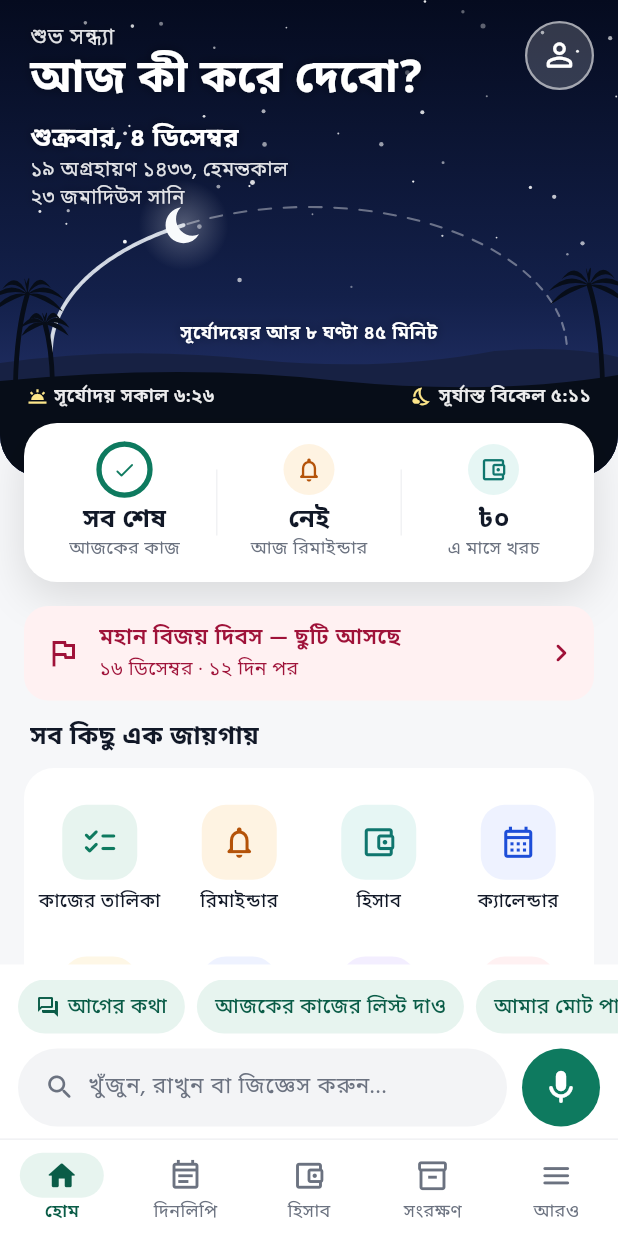
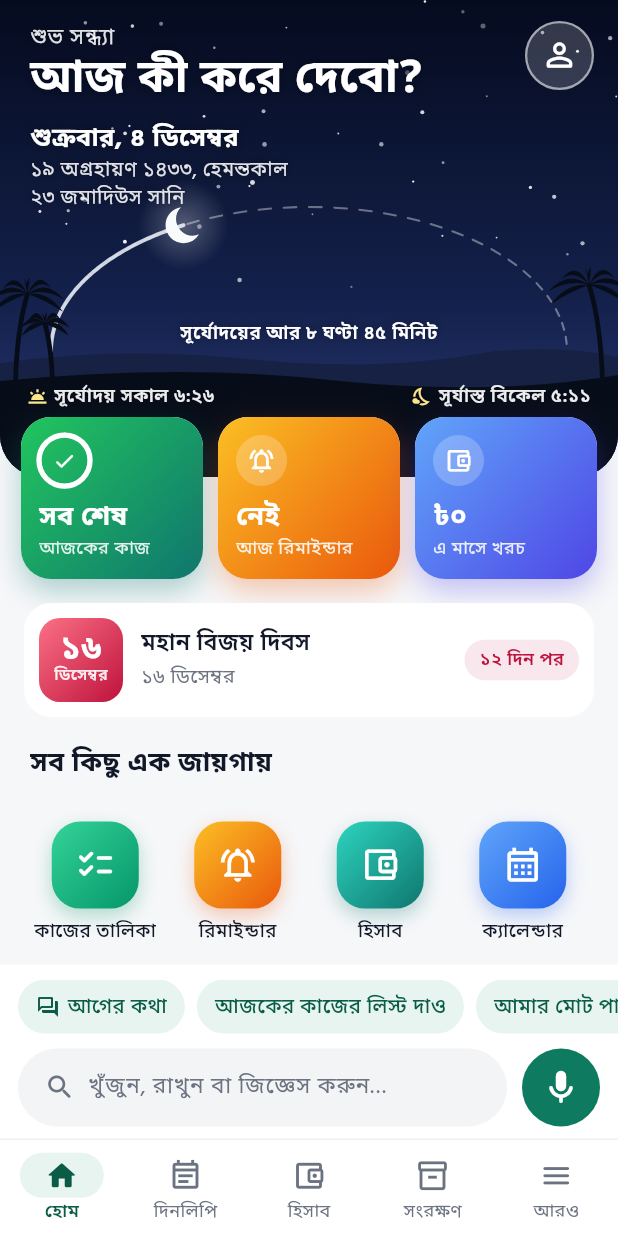
Before and after one commit to iamsaifsaiful/digital_brain, a Flutter app: the HomeShell screen opened directly, on a phone screen of 412 x 824 dp. Run offline on Flutter 3.47's test engine with Material 3 defaults, Android fonts, the phone set to English and light mode, and no system bars; our stand-ins replace clock, flutter_local_notifications, flutter_secure_storage, flutter_tts, image_picker, local_auth and 3 more; missing offline and left inert: cryptography, file_selector; accounts and stored records are empty; network calls fail.

Commit message:
v2.17.2: home below the sky — bright tiles for today, ticket for the holiday, app-style menu icons, compact first steps, today's list on a card
Co-Authored-By: Claude Opus 5.5 <noreply@anthropic.com>
Claude-Session: https://claude.ai/code/session_01Nu14b7cdnEN47YuWkEga1M

```diff
--- a/lib/screens/home_page.dart
+++ b/lib/screens/home_page.dart
@@ -66,47 +66,59 @@ class HomePage extends StatelessWidget {
     final top = MediaQuery.of(context).padding.top;
     final first = brain.userName.trim().isEmpty ? '' : brain.userName.trim().split(' ').first;
 
-    // Most used first: the day's work, then money, then the rest.
+    // Most used first: the day's work, then money, then the rest. Twelve,
+    // so the grid is full (মেসেজ থেকে কাজ lives in সংরক্ষণ).
     final shortcuts = <(String, IconData, Color, Color, VoidCallback)>[
-      (tr('কাজের তালিকা'), Icons.checklist_rounded, C.green, C.greenTint, () => goToTab(context, ShellTab.diary)),
-      (tr('রিমাইন্ডার'), Icons.notifications_none_rounded, C.orange, C.orangeTint, () => push(const AllTasksScreen())),
-      (tr('হিসাব'), Icons.account_balance_wallet_outlined, C.teal, C.tealTint, () => goToTab(context, ShellTab.money)),
-      (tr('ক্যালেন্ডার'), Icons.calendar_month_outlined, C.blue, C.blueTint, () => push(const CalendarScreen())),
-      (tr('নোট'), Icons.sticky_note_2_outlined, C.ochre, C.ochreTint, () => push(const NotesScreen())),
-      (tr('ডকুমেন্টস'), Icons.folder_copy_outlined, C.blue, C.blueTint, () => push(const DocsScreen())),
-      (tr('যোগাযোগ'), Icons.call_outlined, C.purple, C.purpleTint, () => push(const CallsScreen())),
-      (tr('স্বাস্থ্য'), Icons.favorite_border_rounded, C.rose, C.roseTint, () => push(const HealthScreen())),
-      (tr('অ্যালার্ম'), Icons.alarm_rounded, C.orange, C.orangeTint, () => push(const AlarmsScreen())),
-      (tr('পাসওয়ার্ড'), Icons.lock_outline_rounded, C.ink, C.soft, () => push(const VaultPage())),
-      (tr('অনুরোধ'), Icons.bloodtype_outlined, C.rose, C.roseTint, () => push(const RequestsScreen())),
-      if (brain.inboxSupported) (tr('মেসেজ থেকে কাজ'), Icons.mark_chat_unread_outlined, C.green, C.greenTint, () => push(const InboxScreen())),
-      (tr('প্রো ভার্সন'), Icons.workspace_premium_outlined, C.ochre, C.ochreTint, () => push(const ProScreen())),
+      (tr('কাজের তালিকা'), Icons.checklist_rounded, const Color(0xFF34D399), const Color(0xFF059669), () => goToTab(context, ShellTab.diary)),
+      (tr('রিমাইন্ডার'), Icons.notifications_active_outlined, const Color(0xFFFBBF24), const Color(0xFFEA580C), () => push(const AllTasksScreen())),
+      (tr('হিসাব'), Icons.account_balance_wallet_outlined, const Color(0xFF2DD4BF), const Color(0xFF0F766E), () => goToTab(context, ShellTab.money)),
+      (tr('ক্যালেন্ডার'), Icons.calendar_month_outlined, const Color(0xFF60A5FA), const Color(0xFF2563EB), () => push(const CalendarScreen())),
+      (tr('নোট'), Icons.sticky_note_2_outlined, const Color(0xFFFCD34D), const Color(0xFFD97706), () => push(const NotesScreen())),
+      (tr('ডকুমেন্টস'), Icons.folder_copy_outlined, const Color(0xFF818CF8), const Color(0xFF4F46E5), () => push(const DocsScreen())),
+      (tr('যোগাযোগ'), Icons.call_outlined, const Color(0xFFC084FC), const Color(0xFF7C3AED), () => push(const CallsScreen())),
+      (tr('স্বাস্থ্য'), Icons.favorite_border_rounded, const Color(0xFFFB7185), const Color(0xFFE11D48), () => push(const HealthScreen())),
+      (tr('অ্যালার্ম'), Icons.alarm_rounded, const Color(0xFFFDBA74), const Color(0xFFEA580C), () => push(const AlarmsScreen())),
+      (tr('পাসওয়ার্ড'), Icons.lock_outline_rounded, const Color(0xFF64748B), const Color(0xFF1E293B), () => push(const VaultPage())),
+      (tr('অনুরোধ'), Icons.bloodtype_outlined, const Color(0xFFF87171), const Color(0xFFB91C1C), () => push(const RequestsScreen())),
+      (tr('প্রো ভার্সন'), Icons.workspace_premium_outlined, const Color(0xFFFCD34D), const Color(0xFFB45309), () => push(const ProScreen())),
     ];
     final inboxTodos = inboxTodo(d, now);
 
     if (brain.easyMode) return const EasyHome();
 
-    Widget stat(Key key, Widget lead, String value, String label, VoidCallback onTap) => Expanded(
+    Widget stat(Key key, List<Color> colors, Widget lead, String value, String label, VoidCallback onTap) => Expanded(
+          child: Container(
+            decoration: BoxDecoration(
+              borderRadius: BorderRadius.circular(20),
+              boxShadow: [BoxShadow(color: colors.last.withValues(alpha: C.dark ? 0.45 : 0.32), blurRadius: 16, offset: const Offset(0, 8))],
+            ),
+            child: Material(
+              borderRadius: BorderRadius.circular(20),
+              clipBehavior: Clip.antiAlias,
+              child: Ink(
+                decoration: BoxDecoration(gradient: LinearGradient(colors: colors, begin: Alignment.topLeft, end: Alignment.bottomRight)),
                 child: InkWell(
                   key: key,
-            borderRadius: BorderRadius.circular(14),
                   onTap: onTap,
                   child: Padding(
-              padding: const EdgeInsets.symmetric(vertical: 12, horizontal: 4),
-              child: Column(children: [
-                SizedBox(height: 34, child: Center(child: lead)),
-                const SizedBox(height: 6),
-                Text(value, maxLines: 1, overflow: TextOverflow.ellipsis, style: display(17, weight: 700)),
-                Text(label, maxLines: 1, overflow: TextOverflow.ellipsis, style: body(12, color: C.muted)),
+                    padding: const EdgeInsets.fromLTRB(12, 12, 8, 12),
+                    child: Column(crossAxisAlignment: CrossAxisAlignment.start, children: [
+                      lead,
+                      const SizedBox(height: 10),
+                      Text(value, maxLines: 1, overflow: TextOverflow.ellipsis, style: display(18, weight: 700, color: Colors.white)),
+                      Text(label, maxLines: 1, overflow: TextOverflow.ellipsis, style: body(12, color: Colors.white.withValues(alpha: 0.88))),
                     ]),
                   ),
                 ),
+              ),
+            ),
+          ),
         );
-    Widget badge(IconData icon, Color fg, Color bg) => Container(
+    Widget badge(IconData icon) => Container(
           width: 34,
           height: 34,
-          decoration: BoxDecoration(color: bg, shape: BoxShape.circle),
-          child: Icon(icon, color: fg, size: 19),
+          decoration: BoxDecoration(color: Colors.white.withValues(alpha: 0.22), shape: BoxShape.circle),
+          child: Icon(icon, color: Colors.white, size: 19),
         );
 
     const shade = [Shadow(color: Color(0x66000000), blurRadius: 8)];
@@ -184,21 +196,15 @@ class HomePage extends StatelessWidget {
                 ),
               ),
             ),
-            // What is waiting today, on a card that rises over the fields.
+            // What is waiting today: three bright tiles standing on the fields.
             Transform.translate(
-              offset: const Offset(0, -36),
+              offset: const Offset(0, -40),
               child: Padding(
-                padding: const EdgeInsets.symmetric(horizontal: 16),
-                child: Container(
-                  padding: const EdgeInsets.symmetric(horizontal: 6, vertical: 2),
-                  decoration: BoxDecoration(
-                    color: C.surface,
-                    borderRadius: BorderRadius.circular(22),
-                    boxShadow: [BoxShadow(color: Colors.black.withValues(alpha: C.dark ? 0.4 : 0.12), blurRadius: 24, offset: const Offset(0, 10))],
-                  ),
+                padding: const EdgeInsets.symmetric(horizontal: 14),
                 child: Row(children: [
                   stat(
                       const Key('home-stat-tasks'),
+                      const [Color(0xFF22C55E), Color(0xFF0F766E)],
                       SizedBox(
                         width: 34,
                         height: 34,
@@ -207,90 +213,92 @@ class HomePage extends StatelessWidget {
                             value: allTasks == 0 ? 1 : doneToday / allTasks,
                             strokeWidth: 3.5,
                             strokeCap: StrokeCap.round,
-                              color: C.green,
-                              backgroundColor: C.greenTint,
+                            color: Colors.white,
+                            backgroundColor: Colors.white.withValues(alpha: 0.25),
                           ),
-                            Icon(left == 0 ? Icons.check_rounded : Icons.checklist_rounded, size: 16, color: C.green),
+                          Icon(left == 0 ? Icons.check_rounded : Icons.checklist_rounded, size: 16, color: Colors.white),
                         ]),
                       ),
                       left == 0 ? tr('সব শেষ') : trf('{0}টা বাকি', [bnDigits(left)]),
                       tr('আজকের কাজ'),
                       () => goToTab(context, ShellTab.diary)),
-                    Container(width: 1, height: 44, color: C.line2),
+                  const SizedBox(width: 10),
                   stat(
                       const Key('home-stat-reminders'),
-                        badge(Icons.notifications_none_rounded, C.orange, C.orangeTint),
+                      const [Color(0xFFFBBF24), Color(0xFFEA580C)],
+                      badge(Icons.notifications_active_outlined),
                       remindersToday.isEmpty ? tr('নেই') : bnTime(remindersToday.first.hour, remindersToday.first.minute),
                       remindersToday.isEmpty ? tr('আজ রিমাইন্ডার') : (remindersToday.length == 1 ? tr('পরের রিমাইন্ডার') : trf('পরেরটা, মোট {0}টা', [bnDigits(remindersToday.length)])),
                       () => push(const AllTasksScreen())),
-                    Container(width: 1, height: 44, color: C.line2),
-                    stat(const Key('home-stat-spent'), badge(Icons.account_balance_wallet_outlined, C.teal, C.tealTint), taka(month.expense), tr('এ মাসে খরচ'),
+                  const SizedBox(width: 10),
+                  stat(const Key('home-stat-spent'), const [Color(0xFF60A5FA), Color(0xFF4F46E5)], badge(Icons.account_balance_wallet_outlined), taka(month.expense), tr('এ মাসে খরচ'),
                       () => goToTab(context, ShellTab.money)),
                 ]),
-                ),
               ),
             ),
             Padding(
               padding: const EdgeInsets.fromLTRB(16, 0, 16, 24),
               child: Transform.translate(
-                offset: const Offset(0, -20),
+                offset: const Offset(0, -24),
                 child: Column(crossAxisAlignment: CrossAxisAlignment.stretch, children: [
                   if (inboxTodos.isNotEmpty) ...[
-                    _Banner(
-                      color: C.greenTint,
-                      fg: C.greenDark,
-                      icon: Icons.mark_chat_unread_outlined,
+                    _Ticket(
+                      colors: const [Color(0xFF34D399), Color(0xFF059669)],
+                      block: const Icon(Icons.mark_chat_unread_outlined, color: Colors.white, size: 26),
                       title: trf('মেসেজ থেকে {0}টা কাজ', [bnDigits(inboxTodos.length)]),
                       text: inboxTodos.first.$2.summary,
                       onTap: () => push(const InboxScreen()),
                     ),
-                    const SizedBox(height: 10),
+                    const SizedBox(height: 12),
                   ],
                   if (next != null && daysTo <= 30) ...[
-                    _Banner(
-                      color: C.roseTint,
-                      fg: C.roseDark,
-                      icon: Icons.flag_outlined,
-                      title: daysTo == 0 ? trf('আজ ছুটি — {0}', [next.label]) : trf('{0} — ছুটি আসছে', [next.label]),
-                      text:
-                          '${holidayRange(next)}${next.days > 1 ? ' · ${trf('টানা {0} দিন', [bnDigits(next.days)])}' : ''}${daysTo > 0 ? ' · ${trf('{0} দিন পর', [bnDigits(daysTo)])}' : ''}',
+                    _Ticket(
+                      colors: const [Color(0xFFFB7185), Color(0xFFBE123C)],
+                      block: Column(mainAxisAlignment: MainAxisAlignment.center, children: [
+                        Text(bnDigits(next.start.day), style: display(22, weight: 700, color: Colors.white, height: 1.05)),
+                        Text(monthName(next.start.month), maxLines: 1, overflow: TextOverflow.clip, style: body(10.5, weight: FontWeight.w600, color: Colors.white.withValues(alpha: 0.9), height: 1.1)),
+                      ]),
+                      title: daysTo == 0 ? trf('আজ ছুটি — {0}', [next.label]) : next.label,
+                      text: '${holidayRange(next)}${next.days > 1 ? ', ${trf('টানা {0} দিন', [bnDigits(next.days)])}' : ''}',
+                      tag: daysTo > 0 ? trf('{0} দিন পর', [bnDigits(daysTo)]) : null,
                       onTap: () => push(const CalendarScreen()),
                     ),
-                    const SizedBox(height: 10),
+                    const SizedBox(height: 12),
                   ],
                   Padding(
-                    padding: const EdgeInsets.fromLTRB(4, 4, 4, 10),
-                    child: Text(tr('সব কিছু এক জায়গায়'), style: display(17, weight: 700)),
+                    padding: const EdgeInsets.fromLTRB(4, 8, 4, 12),
+                    child: Text(tr('সব কিছু এক জায়গায়'), style: display(18, weight: 700)),
                   ),
-                  Container(
-                    padding: const EdgeInsets.fromLTRB(4, 10, 4, 6),
-                    decoration: BoxDecoration(color: C.surface, borderRadius: BorderRadius.circular(20)),
-                    child: GridView.count(
+                  GridView.count(
                     crossAxisCount: 4,
                     shrinkWrap: true,
+                    padding: EdgeInsets.zero,
                     physics: const NeverScrollableScrollPhysics(),
-                      childAspectRatio: 0.92,
+                    mainAxisSpacing: 6,
+                    childAspectRatio: 0.86,
                     children: [
-                        for (final (label, icon, fg, bg, onTap) in shortcuts)
+                      for (final (label, icon, light, deep, onTap) in shortcuts)
                         InkWell(
-                            borderRadius: BorderRadius.circular(16),
+                          borderRadius: BorderRadius.circular(18),
                           onTap: onTap,
                           child: Column(mainAxisAlignment: MainAxisAlignment.center, children: [
                             Container(
-                                width: 50,
-                                height: 50,
-                                decoration: BoxDecoration(color: bg, borderRadius: BorderRadius.circular(16)),
-                                child: Icon(icon, color: fg, size: 25),
+                              width: 58,
+                              height: 58,
+                              decoration: BoxDecoration(
+                                gradient: LinearGradient(colors: [light, deep], begin: Alignment.topLeft, end: Alignment.bottomRight),
+                                borderRadius: BorderRadius.circular(19),
+                                boxShadow: [BoxShadow(color: deep.withValues(alpha: C.dark ? 0.5 : 0.3), blurRadius: 10, offset: const Offset(0, 5))],
                               ),
-                              const SizedBox(height: 7),
+                              child: Icon(icon, color: Colors.white, size: 27),
+                            ),
+                            const SizedBox(height: 8),
                             Text(label, textAlign: TextAlign.center, maxLines: 2, overflow: TextOverflow.ellipsis, style: body(12.5, weight: FontWeight.w500, height: 1.2)),
                           ]),
                         ),
                     ],
                   ),
-                  ),
                   const StartTips(),
-                  const SizedBox(height: 14),
                   const GoogleStartCard(),
                   if (d.reminders.isNotEmpty) const AlarmBanner(),
                   const TodaySections(),
@@ -330,35 +338,50 @@ class _SunLabel extends StatelessWidget {
       );
 }
 
-/// A slim, tappable notice (a holiday coming, tasks from messages).
-class _Banner extends StatelessWidget {
-  const _Banner({required this.color, required this.fg, required this.icon, required this.title, required this.text, required this.onTap});
-  final Color color;
-  final Color fg;
-  final IconData icon;
+/// A notice shaped like a ticket: a bright block on the left (the day of a
+/// holiday, or an icon), what it is, and how far away.
+class _Ticket extends StatelessWidget {
+  const _Ticket({required this.colors, required this.block, required this.title, required this.text, this.tag, required this.onTap});
+  final List<Color> colors;
+  final Widget block;
   final String title;
   final String text;
+  final String? tag;
   final VoidCallback onTap;
 
   @override
   Widget build(BuildContext context) => Material(
-        color: color,
-        borderRadius: BorderRadius.circular(16),
+        color: C.surface,
+        borderRadius: BorderRadius.circular(18),
         child: InkWell(
-          borderRadius: BorderRadius.circular(16),
+          borderRadius: BorderRadius.circular(18),
           onTap: onTap,
           child: Padding(
-            padding: const EdgeInsets.fromLTRB(14, 10, 10, 10),
+            padding: const EdgeInsets.all(10),
             child: Row(children: [
-              Icon(icon, color: fg),
+              Container(
+                width: 56,
+                height: 56,
+                decoration: BoxDecoration(gradient: LinearGradient(colors: colors, begin: Alignment.topLeft, end: Alignment.bottomRight), borderRadius: BorderRadius.circular(14)),
+                child: Center(child: block),
+              ),
               const SizedBox(width: 12),
               Expanded(
                 child: Column(crossAxisAlignment: CrossAxisAlignment.start, children: [
-                  Text(title, style: body(15, weight: FontWeight.w600, color: fg)),
-                  Text(text, maxLines: 1, overflow: TextOverflow.ellipsis, style: body(13, color: fg)),
+                  Text(title, maxLines: 1, overflow: TextOverflow.ellipsis, style: body(15.5, weight: FontWeight.w600)),
+                  const SizedBox(height: 2),
+                  Text(text, maxLines: 1, overflow: TextOverflow.ellipsis, style: body(13, color: C.muted)),
                 ]),
               ),
-              Icon(Icons.chevron_right_rounded, color: fg),
+              if (tag != null)
+                Container(
+                  margin: const EdgeInsets.only(left: 6),
+                  padding: const EdgeInsets.symmetric(horizontal: 10, vertical: 5),
+                  decoration: BoxDecoration(color: colors.last.withValues(alpha: C.dark ? 0.28 : 0.1), borderRadius: BorderRadius.circular(999)),
+                  child: Text(tag!, style: body(12, weight: FontWeight.w600, color: C.dark ? colors.first : colors.last)),
+                )
+              else
+                Icon(Icons.chevron_right_rounded, color: C.muted),
             ]),
           ),
         ),
--- a/lib/screens/more_screen.dart
+++ b/lib/screens/more_screen.dart
@@ -29,7 +29,7 @@ import '../ui/pro_gate.dart';
 import '../logic/lang.dart';
 import '../ui/pdf_export.dart';
 
-const appVersion = '2.17.1';
+const appVersion = '2.17.2';
 
 /// "আমি": Pro, reminder check, backup and security, voice, and the rest.
 class MoreScreen extends StatefulWidget {
--- a/pubspec.yaml
+++ b/pubspec.yaml
@@ -1,7 +1,7 @@
 name: digital_brain
 description: My Assistant — আপনার ব্যক্তিগত সহকারী। কাজের তালিকা, রিমাইন্ডার, ফোন-মেসেজ, বাকি ও লেনদেন, নোট আর পাসওয়ার্ড — মুখে বলুন বা লিখুন।
 publish_to: 'none'
-version: 2.17.1+48
+version: 2.17.2+49
 
 environment:
   sdk: '>=3.6.0 <4.0.0'
```
Also changed, not shown: lib/logic/strings_en.dart (+7 -0 lines), lib/screens/home_screen.dart (+90 -48 lines). Lines whose indentation alone changed are shown as unchanged.
